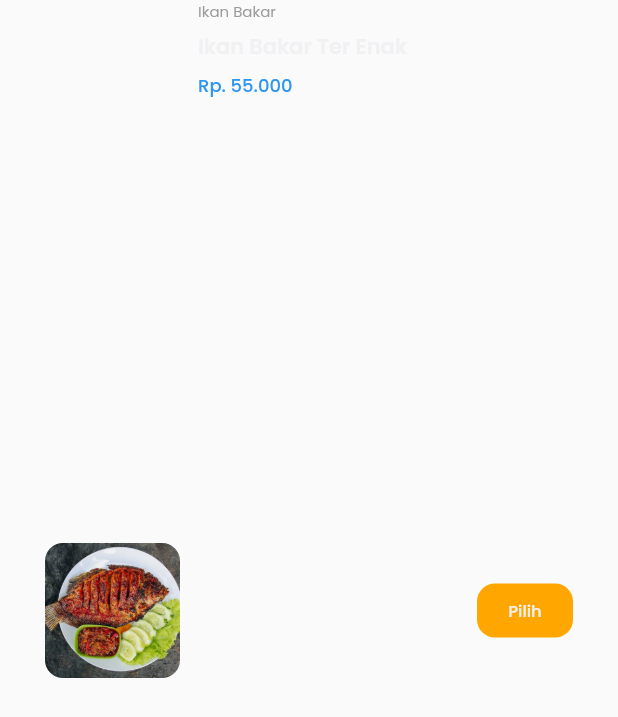
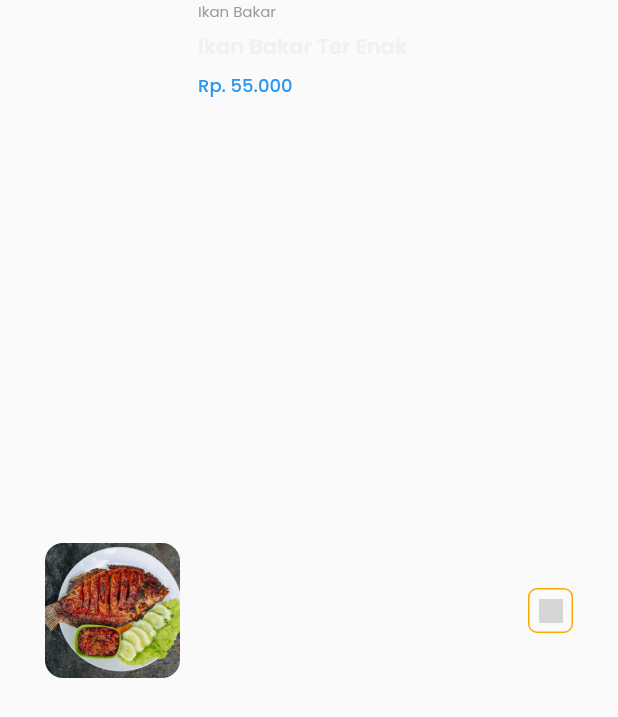
Before and after one commit to Pesenin-Apps/customer_mobile, a Flutter app: the ProductTile widget shown alone on an empty page, opened directly, on a phone screen of 412 x 824 dp. Shown: the top 717 px of the screen. Run offline on Flutter 3.47's test engine with Material 2 defaults, Android fonts, the phone set to English and light mode, and no system bars; our stand-ins replace google_fonts; network calls fail; grey boxes are pictures that could not be loaded.

Commit message:
add button addToCart

```diff
--- a/lib/theme.dart
+++ b/lib/theme.dart
@@ -4,7 +4,7 @@ import 'package:google_fonts/google_fonts.dart';
 double defaultMargin = 30.0;
 
 Color primaryColor = const Color(0xffFFA700);
-Color secondaryColor = const Color(0xff00A170);
+Color secondaryColor = const Color(0xff28BAAB);
 Color tertiaryColor = const Color(0xff8D887D);
 Color alertColor = const Color(0xffED6363);
 Color priceColor = const Color(0xff2C96F1 );
--- a/lib/widgets/product_tile.dart
+++ b/lib/widgets/product_tile.dart
@@ -55,28 +55,21 @@ class ProductTile extends StatelessWidget {
               ],
             ),
           ),
-          const SizedBox(width: 12),
-          Container(
-            margin: const EdgeInsets.symmetric(
-              horizontal: 0,
-            ),
-            child: TextButton(
-              onPressed: () {
-                // Navigator.pushNamed(context, '/product');
-                // print('tambah');
-              },
-              style: TextButton.styleFrom(
-                backgroundColor: primaryColor,
-                shape: RoundedRectangleBorder(
-                  borderRadius: BorderRadius.circular(12),
+          GestureDetector(
+            onTap: () {
+              print('add to cart!!!');
+            },
+            child: Container(
+              padding: const EdgeInsets.all(6.0),
+              decoration: BoxDecoration(
+                borderRadius: BorderRadius.circular(6),
+                border: Border.all(
+                  color: primaryColor
                 ),
               ),
-              child: Text(
-                'Pilih',
-                style: primaryTextStyle.copyWith(
-                  fontSize: 11,
-                  fontWeight: medium,
-                ),
+              child: Image.asset(
+                'assets/icons/icon_add_to_cart.png',
+                width: 16,
               ),
             ),
           ),
--- a/pubspec.yaml
+++ b/pubspec.yaml
@@ -65,6 +65,8 @@ flutter:
     - assets/images/logo_no_text.png
     - assets/images/qr_code.png
     - assets/images/ikan_bakar_sample.jpg
+    - assets/icons/icon_cart.png
+    - assets/icons/icon_add_to_cart.png
 
   # An image asset can refer to one or more resolution-specific "variants", see
   # https://flutter.dev/assets-and-images/#resolution-aware.
```
Also changed, not shown: lib/pages/orders/product_page.dart (+19 -0 lines).
